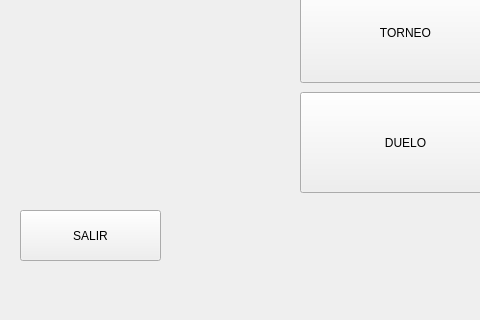
Before: the Qt Designer form gui/MainWindow.ui in AngOm06/DB-Tournament, drawn with Qt 5; both pictures show x 0 to 480 and y 258 to 578 of the 800 by 578 pixel window.
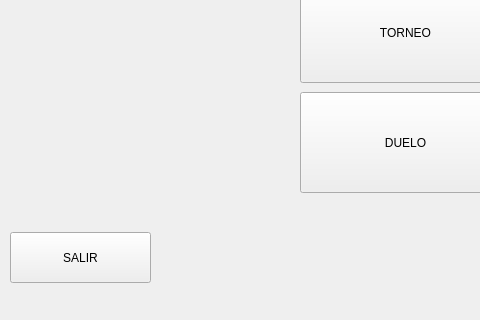
After: the same form once the commit is applied.

Diff of the .ui file:
```diff
--- a/gui/MainWindow.ui
+++ b/gui/MainWindow.ui
@@ -82,8 +82,8 @@
      <widget class="QPushButton" name="btnSalir">
       <property name="geometry">
        <rect>
-        <x>20</x>
-        <y>468</y>
+        <x>10</x>
+        <y>490</y>
         <width>141</width>
         <height>51</height>
        </rect>
```
